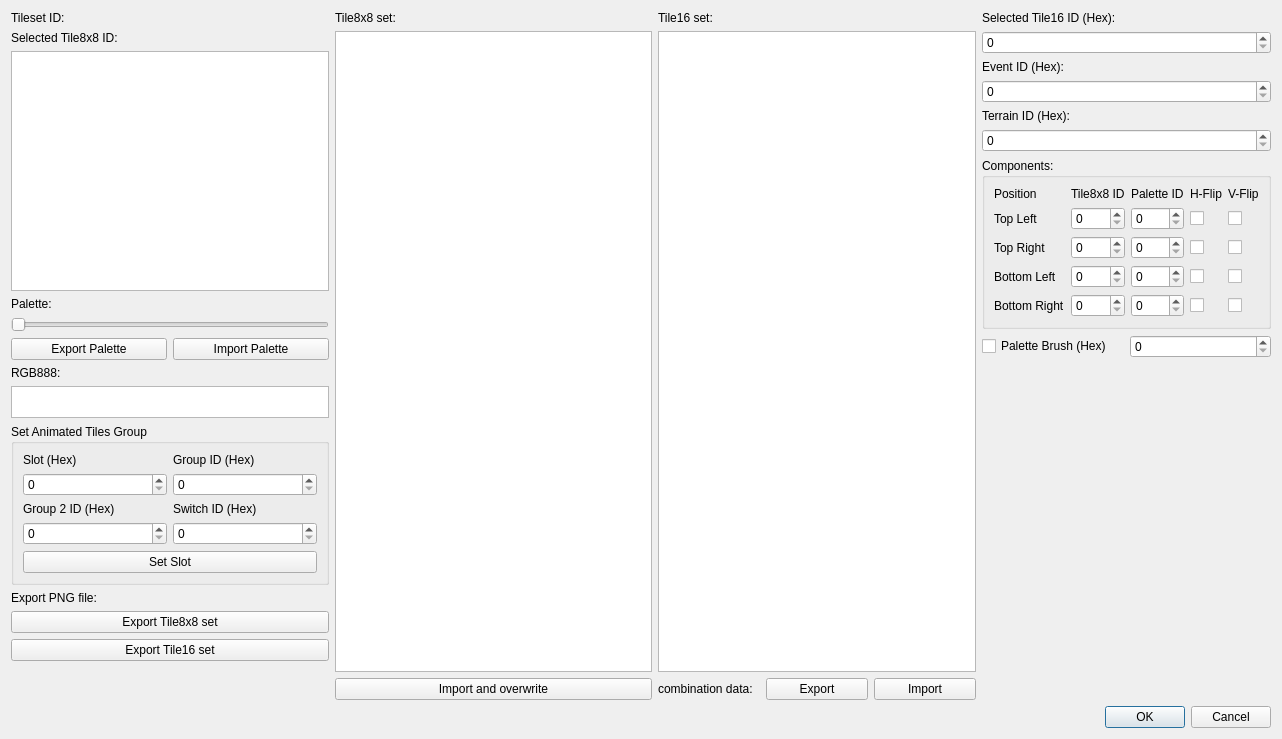
wario-land/WL4Editor, file Dialog/TilesetEditDialog.ui: the form before one commit.
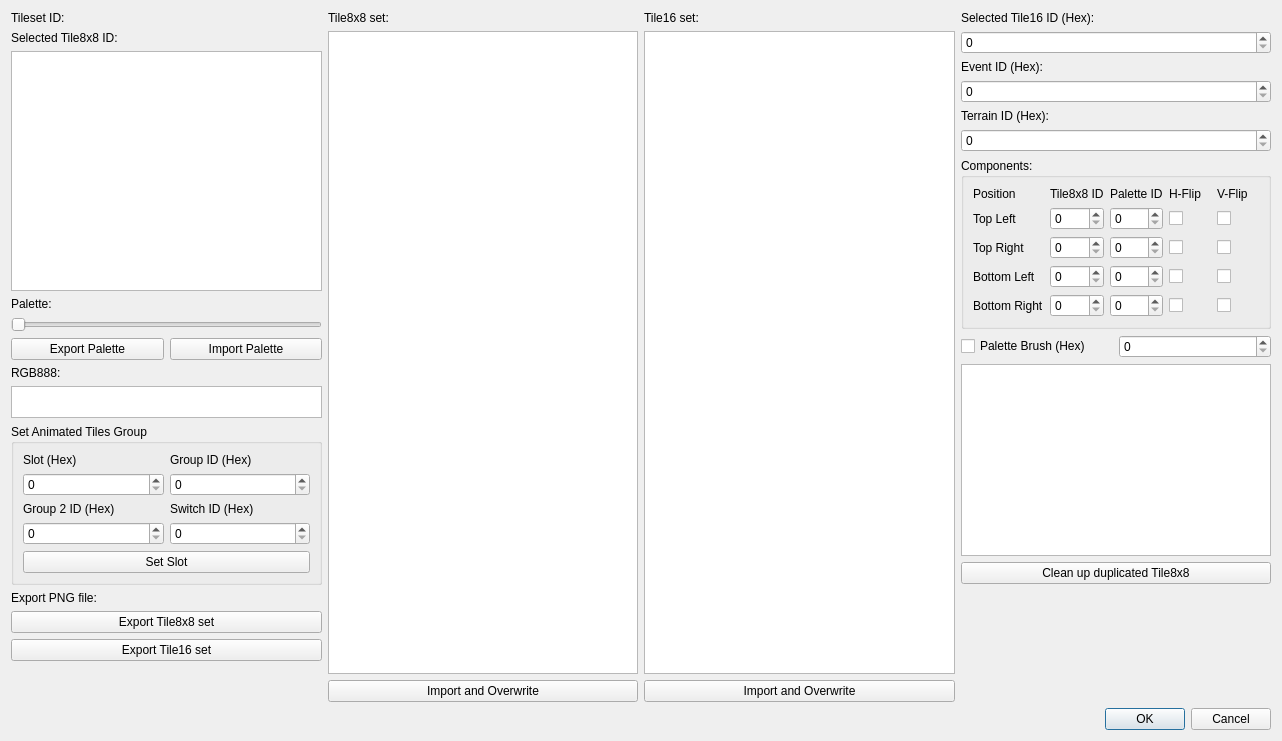
The form after the commit. Custom widgets are drawn as their Qt base class.

Commit message:
several new QoL changes on Tileset editor (#381)
* add the utility code to do x and y flip for Tile8x8 data

* tweak UI, cleanup useless code

* add basic logic for pushButton_ImportTile16Graphic  (WIP)

* more WIP code, not tested yet

* complete implementation, but the code need to be tested

* okay, it seems the Tile16 import can work

* Press BSP or DEL to delete selected Tile16 Tileset Editor

* implement Clean up duplicated Tile8x8s

* wording optimization

The edit to the form file:
```diff
--- a/Dialog/TilesetEditDialog.ui
+++ b/Dialog/TilesetEditDialog.ui
@@ -7,7 +7,7 @@
     <x>0</x>
     <y>0</y>
     <width>1282</width>
-    <height>739</height>
+    <height>741</height>
    </rect>
   </property>
   <property name="windowTitle">
@@ -52,11 +52,25 @@
         </widget>
        </item>
        <item>
-        <widget class="QLabel" name="label_palette">
-         <property name="text">
-          <string>Palette:</string>
+        <layout class="QHBoxLayout" name="horizontalLayout_7">
+         <property name="topMargin">
+          <number>0</number>
          </property>
-        </widget>
+         <item>
+          <widget class="QLabel" name="label_palette">
+           <property name="text">
+            <string>Palette:</string>
+           </property>
+          </widget>
+         </item>
+         <item>
+          <widget class="QLabel" name="label_Tile8x8SetPaletteId">
+           <property name="text">
+            <string/>
+           </property>
+          </widget>
+         </item>
+        </layout>
        </item>
        <item>
         <widget class="QSlider" name="horizontalSlider">
@@ -275,7 +289,7 @@
          <item>
           <widget class="QPushButton" name="pushButton_ImportTile8x8Graphic">
            <property name="text">
-            <string>Import and overwrite</string>
+            <string>Import and Overwrite</string>
            </property>
           </widget>
          </item>
@@ -304,23 +318,9 @@
           <number>0</number>
          </property>
          <item>
-          <widget class="QLabel" name="label_Tile16Combination">
+          <widget class="QPushButton" name="pushButton_ImportTile16Graphic">
            <property name="text">
-            <string>combination data:</string>
-           </property>
-          </widget>
-         </item>
-         <item>
-          <widget class="QPushButton" name="pushButton_ExportTile16sCombinationData">
-           <property name="text">
-            <string>Export</string>
-           </property>
-          </widget>
-         </item>
-         <item>
-          <widget class="QPushButton" name="pushButton_ImportTile16sCombinationData">
-           <property name="text">
-            <string>Import</string>
+            <string>Import and Overwrite</string>
            </property>
           </widget>
          </item>
@@ -629,6 +629,16 @@
          </item>
         </layout>
        </item>
+       <item>
+        <widget class="QTextEdit" name="textEdit_Infos"/>
+       </item>
+       <item>
+        <widget class="QPushButton" name="pushButton_CleanUpDuplicatedTile8x8">
+         <property name="text">
+          <string>Clean up duplicated Tile8x8</string>
+         </property>
+        </widget>
+       </item>
        <item>
         <spacer name="verticalSpacer_2">
          <property name="orientation">
```
The commit also changes 8 other files.
